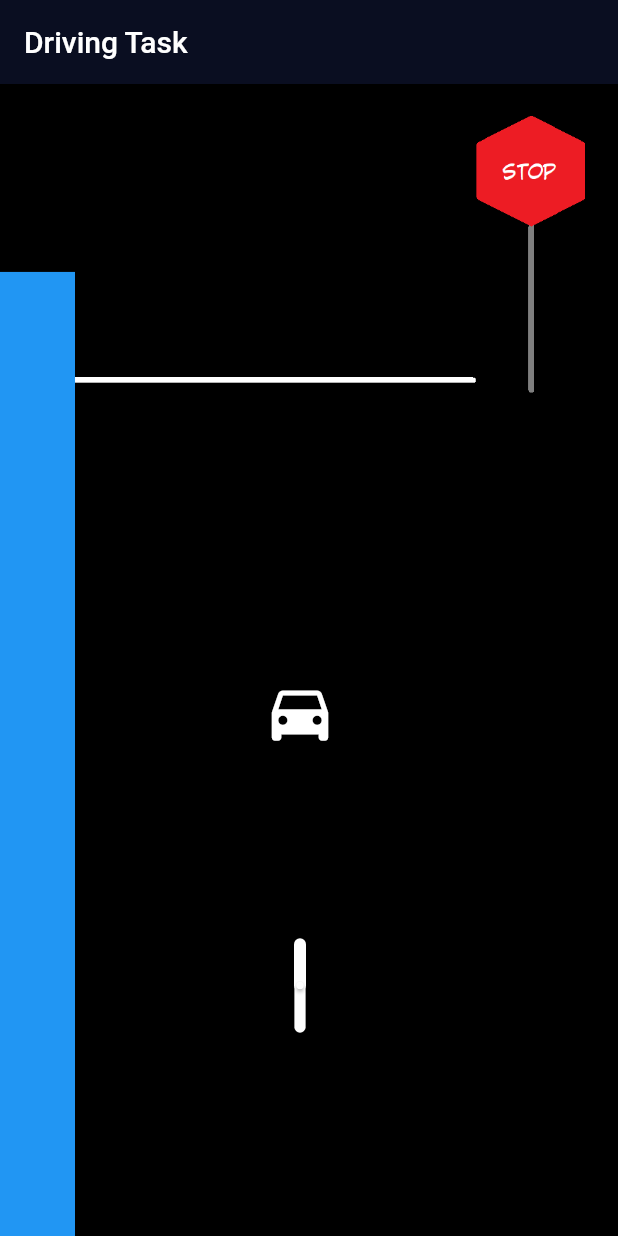
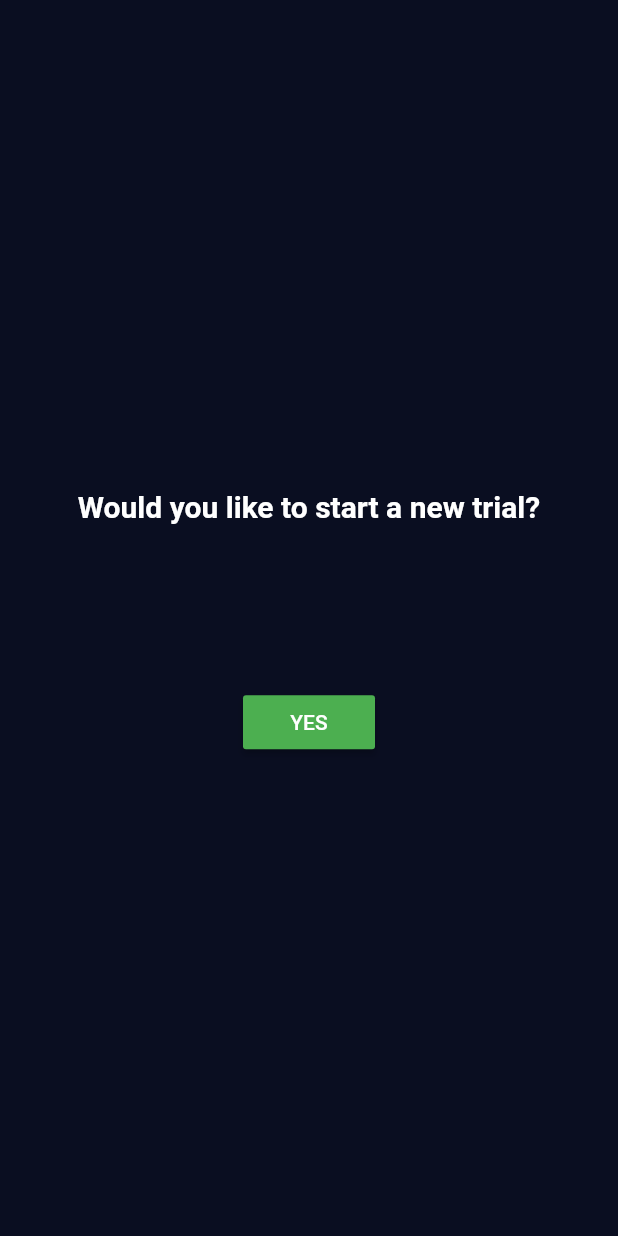
Before and after one commit to florencelarkin/ramp_task, a Flutter app: the screen it shows after launch, on a phone screen of 412 x 824 dp. Run offline on Flutter 3.47's test engine with Material 2 defaults, Android fonts, the phone set to English and light mode, and no system bars; our stand-ins replace sensors.

Commit message:
started on data functionality

```diff
--- /dev/null
+++ b/lib/continue_trial.dart
@@ -0,0 +1,45 @@
+import 'package:driving_task/countdown_page.dart';
+import 'package:flutter/material.dart';
+import 'dart:async';
+import 'data.dart';
+
+class ContinuationPage extends StatefulWidget {
+  @override
+  _ContinuationPageState createState() => _ContinuationPageState();
+}
+
+class _ContinuationPageState extends State<ContinuationPage> {
+
+  Future<Data> _futureData;
+
+  @override
+  Widget build(BuildContext context) {
+    return Scaffold(
+      body: Column(
+        mainAxisAlignment: MainAxisAlignment.center,
+        crossAxisAlignment: CrossAxisAlignment.center,
+        children: <Widget>[
+          Padding(
+            padding: const EdgeInsets.all(8.0),
+            child: Center(
+              child: Text('Would you like to start a new trial?',
+              style: TextStyle(fontSize: 20.0, fontWeight: FontWeight.bold, color: Colors.white),
+                textAlign: TextAlign.center,
+      ),
+            ),
+          ),
+          SizedBox(
+            height: 100.0,
+          ),
+          RaisedButton(
+              color: Colors.green,
+              child: Text('YES'),
+              onPressed: () {
+                _futureData = createData('data test');
+                Navigator.push(context, MaterialPageRoute(builder: (context) => CountdownPage(),),);
+          })
+        ],
+      ),
+    );
+  }
+}
--- a/lib/main.dart
+++ b/lib/main.dart
@@ -1,7 +1,6 @@
-import 'package:driving_task/alt_version.dart';
 import 'package:flutter/material.dart';
 import 'main_page.dart';
-import 'alt_version.dart';
+import 'continue_trial.dart';
 
 
 void main() => runApp(DrivingTask());
@@ -14,7 +13,7 @@ class DrivingTask extends StatelessWidget {
         primaryColor: Color(0xFF0A0E21),
         scaffoldBackgroundColor: Color(0xFF0A0E21),
       ),
-      home: MainPage(),
+      home: ContinuationPage(),
     );
   }
 }
--- a/pubspec.yaml
+++ b/pubspec.yaml
@@ -32,6 +32,7 @@ dependencies:
   sensors: ^0.4.2+4
   control_pad: ^1.1.1+1
   flutter_countdown_timer: ^1.3.0
+  http: ^0.12.2
 
 dev_dependencies:
   flutter_test:
```
Also changed, not shown: lib/data.dart (added, +39 -0 lines), lib/main_page.dart (+21 -9 lines), images/countdown_bg.jpg (added), images/graphic_design_is_my_passion.png (deleted), images/stopsign.png (added), pubspec.lock, 1 other file.
